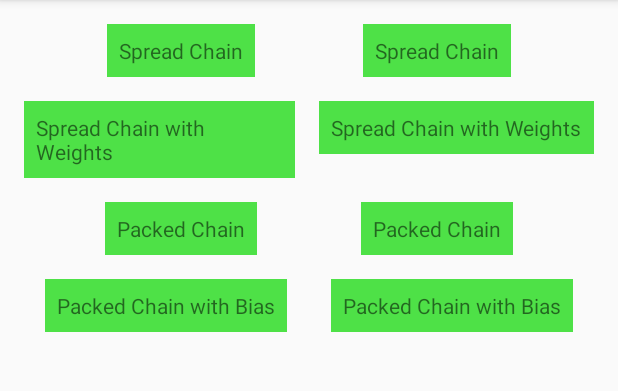
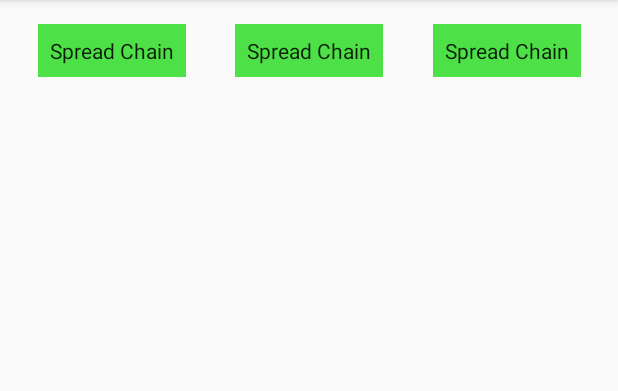
Before and after one commit to StylingAndroid/ConstraintLayoutChains, an Android app: the screen it shows after launch (MainActivity), on a phone screen of 412 x 824 dp, the part 84-475 px from its top. Run offline under Robolectric (Android 15) with nearby library versions, the phone set to English and light mode, and no system bars.

Commit message:
Revised code for Part 1

```diff
--- a/app/src/main/res/layout/activity_main.xml
+++ b/app/src/main/res/layout/activity_main.xml
@@ -1,135 +1,74 @@
 <?xml version="1.0" encoding="utf-8"?>
 <android.support.constraint.ConstraintLayout xmlns:android="http://schemas.android.com/apk/res/android"
   xmlns:app="http://schemas.android.com/apk/res-auto"
-  xmlns:tools="http://schemas.android.com/tools"
-  android:id="@+id/activity_main"
   android:layout_width="match_parent"
-  android:layout_height="match_parent"
-  tools:context="com.stylingandroid.moreconstraintlayout.MainActivity">
+  android:layout_height="match_parent">
 
   <TextView
-    android:id="@+id/textView"
+    android:id="@+id/textView1"
+    style="@style/TextBox"
     android:layout_width="wrap_content"
     android:layout_height="wrap_content"
-    android:layout_marginStart="@dimen/margin"
-    android:layout_marginEnd="@dimen/half_margin"
-    android:layout_marginTop="@dimen/margin"
-    android:background="@color/colorAccent"
-    android:padding="@dimen/half_margin"
     android:text="@string/spread_chain"
+    app:layout_constraintHorizontal_chainStyle="spread"
     app:layout_constraintLeft_toLeftOf="parent"
     app:layout_constraintRight_toLeftOf="@+id/textView2"
-    app:layout_constraintTop_toTopOf="parent"
-    app:layout_constraintHorizontal_bias="0.75" />
+    app:layout_constraintTop_toTopOf="parent" />
 
   <TextView
     android:id="@+id/textView2"
+    style="@style/TextBox"
     android:layout_width="wrap_content"
     android:layout_height="wrap_content"
-    android:layout_marginStart="@dimen/half_margin"
-    android:layout_marginEnd="@dimen/margin"
-    android:layout_marginTop="@dimen/margin"
-    android:background="@color/colorAccent"
-    android:padding="@dimen/half_margin"
     android:text="@string/spread_chain"
-    app:layout_constraintLeft_toRightOf="@+id/textView"
+    app:layout_constraintLeft_toRightOf="@+id/textView1"
+    app:layout_constraintRight_toLeftOf="@+id/textView3"
+    app:layout_constraintTop_toTopOf="parent" />
+
+  <TextView
+    android:id="@+id/textView3"
+    style="@style/TextBox"
+    android:layout_width="wrap_content"
+    android:layout_height="wrap_content"
+    android:text="@string/spread_chain"
+    app:layout_constraintHorizontal_weight="1"
+    app:layout_constraintLeft_toRightOf="@+id/textView2"
     app:layout_constraintRight_toRightOf="parent"
     app:layout_constraintTop_toTopOf="parent" />
 
   <TextView
-    android:id="@+id/textView3"
-    android:layout_width="0dp"
-    android:layout_height="wrap_content"
-    android:layout_marginEnd="@dimen/half_margin"
-    android:layout_marginStart="@dimen/margin"
-    android:layout_marginTop="@dimen/margin"
-    android:background="@color/colorAccent"
-    android:padding="@dimen/half_margin"
-    android:text="@string/spread_chain_with_weights"
-    app:layout_constraintHorizontal_weight="1"
-    app:layout_constraintLeft_toLeftOf="parent"
-    app:layout_constraintRight_toLeftOf="@+id/textView4"
-    app:layout_constraintTop_toBottomOf="@+id/textView" />
-
-  <TextView
     android:id="@+id/textView4"
+    style="@style/TextBox"
     android:layout_width="wrap_content"
     android:layout_height="wrap_content"
-    android:layout_marginEnd="@dimen/margin"
-    android:layout_marginStart="@dimen/half_margin"
-    android:layout_marginTop="@dimen/margin"
-    android:background="@color/colorAccent"
-    android:padding="@dimen/half_margin"
     android:text="@string/spread_chain_with_weights"
-    app:layout_constraintLeft_toRightOf="@+id/textView3"
-    app:layout_constraintRight_toRightOf="parent"
-    app:layout_constraintTop_toBottomOf="@+id/textView" />
+    app:layout_constraintHorizontal_chainStyle="spread"
+    app:layout_constraintLeft_toLeftOf="parent"
+    app:layout_constraintRight_toLeftOf="@+id/textView5"
+    app:layout_constraintTop_toBottomOf="@+id/textView1"
+    android:visibility="gone" />
 
   <TextView
     android:id="@+id/textView5"
+    style="@style/TextBox"
     android:layout_width="wrap_content"
     android:layout_height="wrap_content"
-    android:layout_marginEnd="@dimen/half_margin"
-    android:layout_marginStart="@dimen/margin"
-    android:layout_marginTop="@dimen/margin"
-    android:background="@color/colorAccent"
-    android:padding="@dimen/half_margin"
-    android:text="@string/packed_chain"
-    app:layout_constraintHorizontal_chainPacked="true"
-    app:layout_constraintLeft_toLeftOf="parent"
+    android:text="@string/spread_chain_with_weights"
+    app:layout_constraintLeft_toRightOf="@+id/textView4"
     app:layout_constraintRight_toLeftOf="@+id/textView6"
-    app:layout_constraintTop_toBottomOf="@+id/textView3" />
+    app:layout_constraintTop_toBottomOf="@+id/textView2"
+    android:visibility="gone" />
 
   <TextView
     android:id="@+id/textView6"
-    android:layout_width="wrap_content"
+    style="@style/TextBox"
+    android:layout_width="0dp"
     android:layout_height="wrap_content"
-    android:layout_marginEnd="@dimen/margin"
-    android:layout_marginStart="@dimen/half_margin"
-    android:layout_marginTop="@dimen/margin"
-    android:background="@color/colorAccent"
-    android:padding="@dimen/half_margin"
-    android:text="@string/packed_chain"
+    android:text="@string/spread_chain_with_weights"
+    app:layout_constraintHorizontal_weight="1"
+    app:layout_constraintLeft_toRightOf="@+id/textView5"
     app:layout_constraintRight_toRightOf="parent"
-    app:layout_constraintLeft_toRightOf="@id/textView5"
-    app:layout_constraintTop_toBottomOf="@+id/textView3" />
+    app:layout_constraintTop_toBottomOf="@+id/textView3"
+    android:visibility="gone" />
 
-  <TextView
-    android:id="@+id/textView7"
-    android:layout_width="wrap_content"
-    android:layout_height="wrap_content"
-    android:layout_marginEnd="@dimen/half_margin"
-    android:layout_marginStart="@dimen/margin"
-    android:layout_marginTop="@dimen/margin"
-    android:background="@color/colorAccent"
-    android:padding="@dimen/half_margin"
-    android:text="@string/packed_chain_with_bias"
-    app:layout_constraintHorizontal_chainPacked="true"
-    app:layout_constraintHorizontal_bias="0.25"
-    app:layout_constraintLeft_toLeftOf="parent"
-    app:layout_constraintRight_toLeftOf="@+id/textView8"
-    app:layout_constraintTop_toBottomOf="@+id/textView5" />
-
-  <TextView
-    android:id="@+id/textView8"
-    android:layout_width="wrap_content"
-    android:layout_height="wrap_content"
-    android:layout_marginEnd="@dimen/margin"
-    android:layout_marginStart="@dimen/half_margin"
-    android:layout_marginTop="@dimen/margin"
-    android:background="@color/colorAccent"
-    android:padding="@dimen/half_margin"
-    android:text="@string/packed_chain_with_bias"
-    app:layout_constraintRight_toRightOf="parent"
-    app:layout_constraintLeft_toRightOf="@id/textView7"
-    app:layout_constraintTop_toBottomOf="@+id/textView5" />
-
-  <android.support.constraint.Guideline
-    android:id="@+id/guideline"
-    android:layout_width="wrap_content"
-    android:layout_height="wrap_content"
-    android:orientation="vertical"
-    app:layout_constraintGuide_percent="0.25"
-    tools:layout_editor_absoluteX="96dp"
-    tools:layout_editor_absoluteY="0dp" />
 </android.support.constraint.ConstraintLayout>
--- a/app/src/main/res/values/strings.xml
+++ b/app/src/main/res/values/strings.xml
@@ -2,6 +2,4 @@
   <string name="app_name">ConstraintLayout Chains</string>
   <string name="spread_chain">Spread Chain</string>
   <string name="spread_chain_with_weights">Spread Chain with Weights</string>
-  <string name="packed_chain">Packed Chain</string>
-  <string name="packed_chain_with_bias">Packed Chain with Bias</string>
 </resources>
--- a/app/src/main/res/values/styles.xml
+++ b/app/src/main/res/values/styles.xml
@@ -9,4 +9,12 @@
     <item name="colorAccent">@color/colorAccent</item>
   </style>
 
+  <style name="TextBox" parent="TextAppearance.AppCompat.Body1">
+    <item name="android:layout_marginStart">@dimen/half_margin</item>
+    <item name="android:layout_marginEnd">@dimen/half_margin</item>
+    <item name="android:layout_marginTop">@dimen/margin</item>
+    <item name="android:background">@color/colorAccent</item>
+    <item name="android:padding">@dimen/half_margin</item>
+  </style>
+
 </resources>
```
